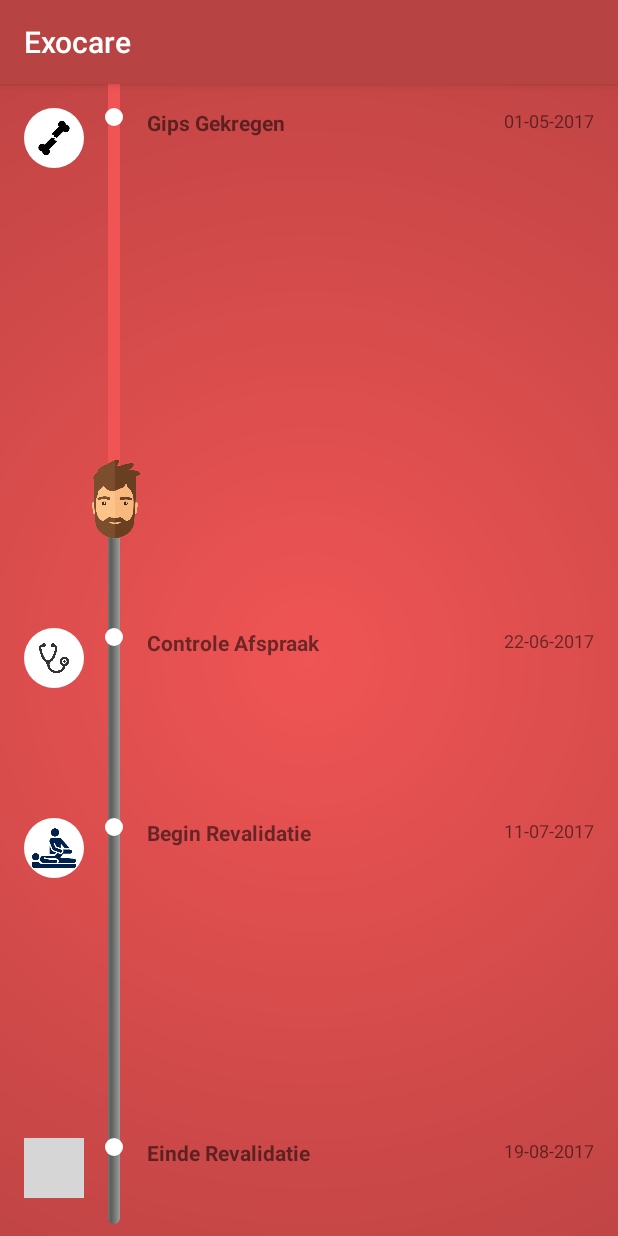
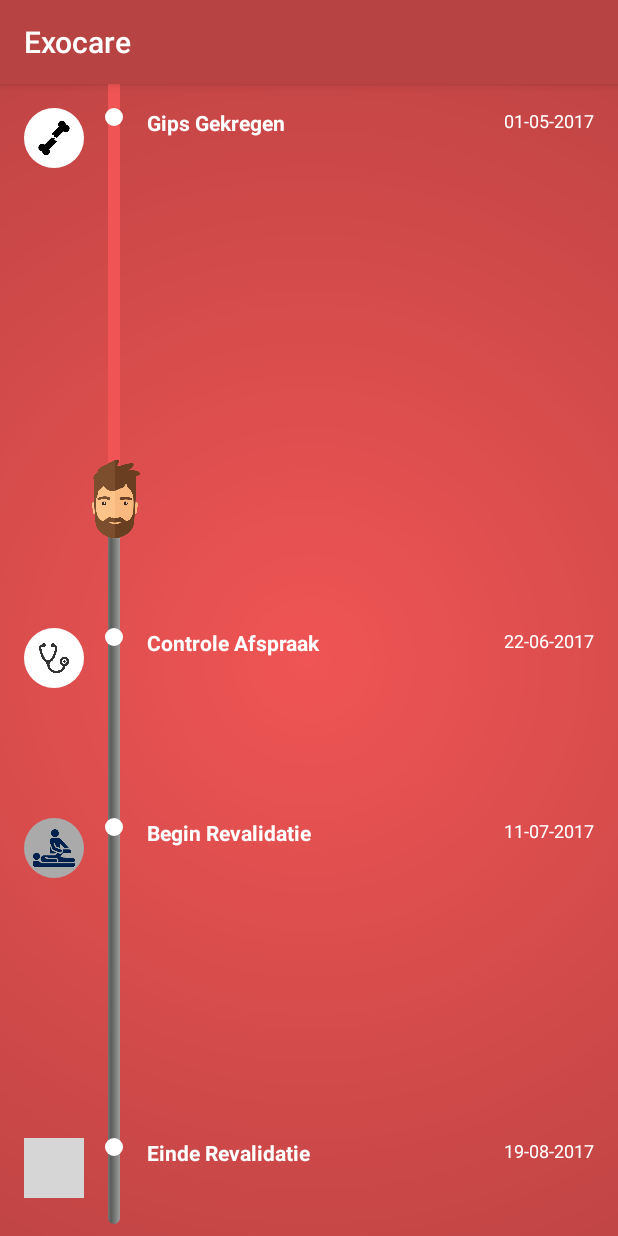
Before and after one commit to Roohn/IPMEDT4, an Android app: the screen it shows after launch (TimelineActivity), on a phone screen of 412 x 824 dp. Run offline under Robolectric (Android 15) with nearby library versions, the phone set to English and light mode, and no system bars; grey boxes are pictures that could not be loaded.

Commit message:
tijdlijn aangepast

```diff
--- a/app/src/main/java/nl/exocare/ipmedt4/TimelineActivity.java
+++ b/app/src/main/java/nl/exocare/ipmedt4/TimelineActivity.java
@@ -6,6 +6,7 @@ import android.support.constraint.ConstraintLayout;
 import android.support.v7.app.AppCompatActivity;
 import android.view.View;
 import android.view.ViewTreeObserver;
+import android.widget.ImageView;
 import android.widget.ProgressBar;
 import android.widget.TextView;
 import android.widget.ViewFlipper;
@@ -13,6 +14,7 @@ import android.widget.ViewFlipper;
 import java.text.DateFormat;
 import java.text.ParseException;
 import java.text.SimpleDateFormat;
+import java.util.Date;
 
 public class TimelineActivity extends AppCompatActivity {
     TimelineHandler timeline = null;
@@ -105,6 +107,33 @@ public class TimelineActivity extends AppCompatActivity {
         ConstraintLayout.LayoutParams revalidatieParams = (ConstraintLayout.LayoutParams) revalidatieLayout.getLayoutParams();
         revalidatieParams.topMargin = afstandRevalidatie;
 
+        //het disablen of enabelen van de secties
+        ImageView beginIcon = (ImageView) findViewById(R.id.beginIcon);
+        ImageView controleIcon = (ImageView) findViewById(R.id.controleIcon);
+        ImageView revalidatieIcon = (ImageView) findViewById(R.id.revalidatieIcon);
+        ConstraintLayout revalidatielayout = (ConstraintLayout) findViewById(R.id.revalidatieLayout);
+        ImageView eindIcon = (ImageView) findViewById(R.id.eindIcon);
+        ConstraintLayout eindLayout = (ConstraintLayout) findViewById(R.id.eindLayout);
+
+        Date nu = timeline.getCurrentTime();
+        //als je voorbij de revalidatie bent
+        if (nu.after(timeline.getRevalidatieDatum())) {
+            eindIcon.setBackgroundDrawable(getResources().getDrawable(R.drawable.backgroundrounded_disabled));
+            eindIcon.setEnabled(false);
+        }
+        //als je voorbij de controle bent
+        else if (nu.after(timeline.getControleDatum())) {
+            revalidatieIcon.setBackgroundDrawable(getResources().getDrawable(R.drawable.backgroundrounded_disabled));
+            eindIcon.setBackgroundDrawable(getResources().getDrawable(R.drawable.backgroundrounded_disabled));
+            revalidatielayout.setOnClickListener(null);
+        }
+        //als je voorbij gips krijgen bent
+        else {
+            revalidatieIcon.setBackgroundDrawable(getResources().getDrawable(R.drawable.backgroundrounded_disabled));
+            eindIcon.setBackgroundDrawable(getResources().getDrawable(R.drawable.backgroundrounded_disabled));
+            revalidatielayout.setOnClickListener(null);
+        }
+
         //hoofdafstand
         ConstraintLayout.LayoutParams hoofdParams = (ConstraintLayout.LayoutParams) hoofdLayout.getLayoutParams();
         hoofdParams.topMargin = afstandHoofd;
--- /dev/null
+++ b/app/src/main/res/drawable/backgroundrounded_disabled.xml
@@ -0,0 +1,17 @@
+<?xml version="1.0" encoding="utf-8"?>
+<shape xmlns:android="http://schemas.android.com/apk/res/android"
+    android:shape="rectangle">
+
+    <padding android:left="6dp"
+        android:top="6dp"
+        android:right="6dp"
+        android:bottom="6dp" />
+    <gradient
+        android:angle="270"
+        android:startColor="@android:color/darker_gray"
+        android:endColor="@android:color/darker_gray"
+        android:centerColor="@android:color/darker_gray"
+        />
+    <corners android:radius="20dp"/>
+
+</shape>
--- a/app/src/main/res/layout/activity_timeline.xml
+++ b/app/src/main/res/layout/activity_timeline.xml
@@ -38,6 +38,7 @@
             android:layout_height="wrap_content"
             android:layout_marginRight="16dp"
             android:text="06-07-2017"
+            android:textColor="@color/default_color"
             android:textSize="12sp"
             app:layout_constraintRight_toRightOf="parent"
             app:layout_constraintTop_toTopOf="@+id/beginText"
@@ -48,12 +49,13 @@
             android:layout_width="wrap_content"
             android:layout_height="wrap_content"
             android:layout_marginLeft="42dp"
+            android:layout_marginStart="42dp"
             android:text="Gips Gekregen"
+            android:textColor="@color/default_color"
             android:textSize="14sp"
             android:textStyle="bold"
             app:layout_constraintLeft_toRightOf="@+id/beginIcon"
-            app:layout_constraintTop_toTopOf="@+id/beginIcon"
-            android:layout_marginStart="42dp" />
+            app:layout_constraintTop_toTopOf="@+id/beginIcon" />
 
         <ImageView
             android:id="@+id/beginIcon"
@@ -97,6 +99,7 @@
             android:layout_marginEnd="16dp"
             android:layout_marginRight="16dp"
             android:text="06-07-2017"
+            android:textColor="@color/default_color"
             android:textSize="12sp"
             app:layout_constraintRight_toRightOf="parent"
             app:layout_constraintTop_toTopOf="@+id/controleText" />
@@ -108,6 +111,7 @@
             android:layout_marginLeft="42dp"
             android:layout_marginStart="42dp"
             android:text="Controle Afspraak"
+            android:textColor="@color/default_color"
             android:textSize="14sp"
             android:textStyle="bold"
             app:layout_constraintLeft_toRightOf="@+id/controleIcon"
@@ -156,6 +160,7 @@
             android:layout_marginEnd="16dp"
             android:layout_marginRight="16dp"
             android:text="06-07-2017"
+            android:textColor="@color/default_color"
             android:textSize="12sp"
             app:layout_constraintRight_toRightOf="parent"
             app:layout_constraintTop_toTopOf="@+id/revalidatieText" />
@@ -167,6 +172,7 @@
             android:layout_marginLeft="42dp"
             android:layout_marginStart="42dp"
             android:text="Begin Revalidatie"
+            android:textColor="@color/default_color"
             android:textSize="14sp"
             android:textStyle="bold"
             app:layout_constraintLeft_toRightOf="@+id/revalidatieIcon"
@@ -213,6 +219,7 @@
             android:layout_height="wrap_content"
             android:layout_marginRight="16dp"
             android:text="13-09-2017"
+            android:textColor="@color/default_color"
             android:textSize="12sp"
             app:layout_constraintRight_toRightOf="parent"
             app:layout_constraintTop_toTopOf="@+id/eindText"
@@ -224,6 +231,7 @@
             android:layout_height="wrap_content"
             android:layout_marginLeft="42dp"
             android:text="Einde Revalidatie"
+            android:textColor="@color/default_color"
             android:textSize="14sp"
             android:textStyle="bold"
             app:layout_constraintLeft_toRightOf="@+id/eindIcon"
--- a/app/src/main/res/values/colors.xml
+++ b/app/src/main/res/values/colors.xml
@@ -7,5 +7,5 @@
     <color name="colorNavbar">#b74343</color>
 
     <color name="checked">#FFFFFF</color>
-    <color name="default_color">#FFFFFF</color>
+    <color name="default_color">#ffffff</color>
 </resources>
```
